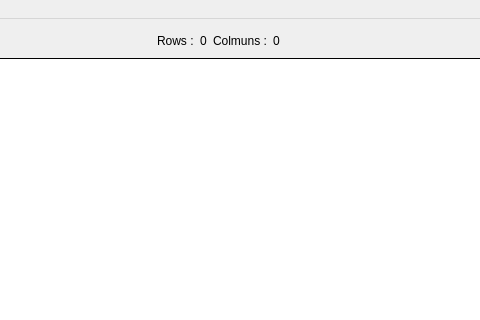
First picture: the form in src/Forms/mapp.ui, repository Lorette/Electrosim, before the edit; both pictures show x 228 to 708 and y 0 to 320 of the 1022 by 600 pixel window.
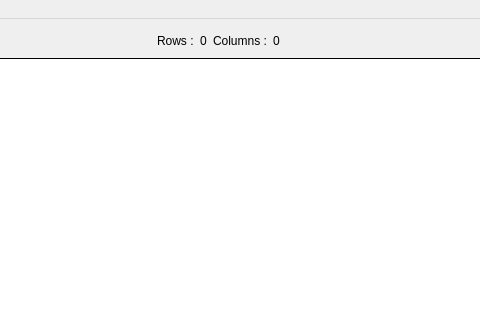
Second picture: the form after the edit. Icons and pictures are not drawn. Custom widgets are drawn as their Qt base class.

```diff
--- a/src/Forms/mapp.ui
+++ b/src/Forms/mapp.ui
@@ -190,7 +190,7 @@
     <item row="1" column="4">
      <widget class="QLabel" name="label_3">
       <property name="text">
-       <string>Colmuns :</string>
+       <string>Columns :</string>
       </property>
      </widget>
     </item>
```
Left out of the diff: 2 changed lines with no effect on the pictures.
